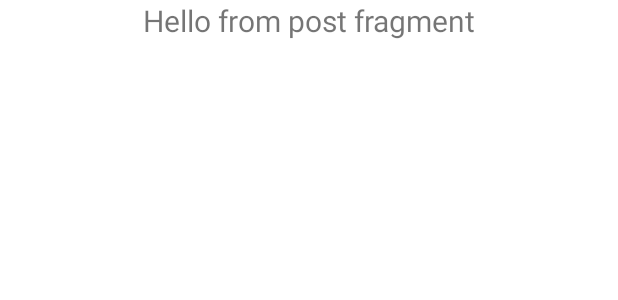
After one commit to sofronovic/Task, an Android app: the layout fragment_post.xml on its own in the app's theme, with its tools: preview values and no code run, on a phone screen of 412 x 824 dp. The commit adds this screen. Shown: the top 300 px of the screen. Run offline under Robolectric (Android 15) with nearby library versions, the phone set to English and light mode, and no system bars.

```diff
--- /dev/null
+++ b/app/src/main/res/layout/fragment_post.xml
@@ -0,0 +1,18 @@
+<?xml version="1.0" encoding="utf-8"?>
+<androidx.constraintlayout.widget.ConstraintLayout xmlns:android="http://schemas.android.com/apk/res/android"
+    android:layout_width="match_parent"
+    android:layout_height="match_parent"
+    xmlns:app="http://schemas.android.com/apk/res-auto"
+    xmlns:tools="http://schemas.android.com/tools">
+
+    <TextView
+        android:id="@+id/tvTitle"
+        android:layout_width="wrap_content"
+        android:layout_height="wrap_content"
+        app:layout_constraintStart_toStartOf="parent"
+        app:layout_constraintTop_toTopOf="parent"
+        app:layout_constraintEnd_toEndOf="parent"
+        android:textSize="20dp"
+        tools:text="Hello from post fragment"/>
+
+</androidx.constraintlayout.widget.ConstraintLayout>
```
Also changed, not shown: app/src/main/java/com/nsofronovic/task/ui/ContainerActivity.kt (+9 -3 lines), app/src/main/java/com/nsofronovic/task/ui/post/PostFragment.kt (added, +20 -0 lines), app/src/main/res/layout/activity_container.xml (+14 -2 lines), app/src/main/res/navigation/main_navigation.xml (added, +13 -0 lines).
